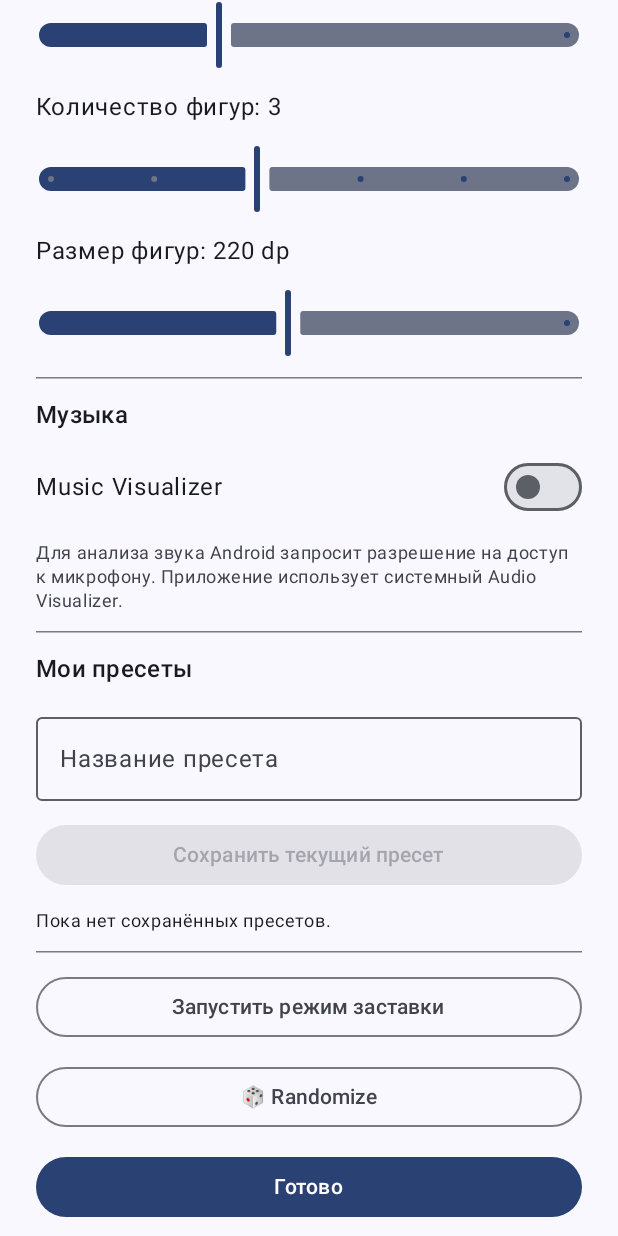
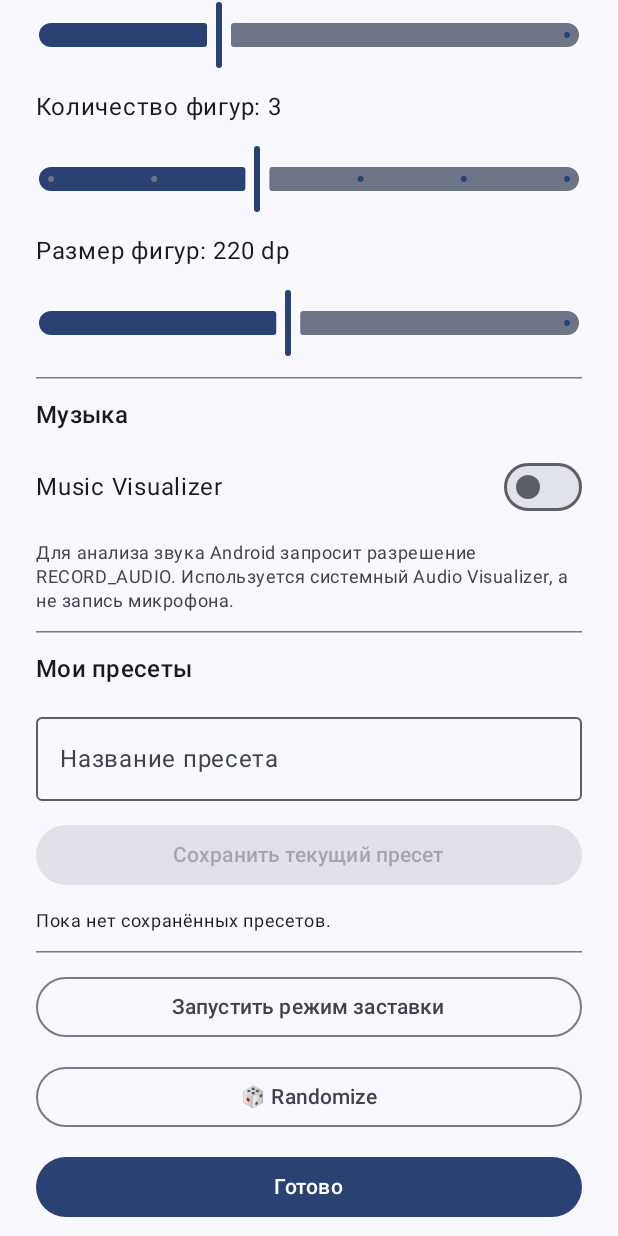
Before and after one commit to hereip/MaterialDeco, an Android app built with Jetpack Compose: the composable SettingsScreen shown on its own in the app's theme, scrolled down 1730 dp, on a phone screen of 412 x 824 dp. Run offline under Robolectric (Android 15) with nearby library versions, the phone set to English and light mode, and no system bars; 1 statement that could not run was skipped.

Commit message:
fix: improve randomize options and visualizer permission note

```diff
--- a/app/src/main/java/com/example/materialdeco/SettingsScreen.kt
+++ b/app/src/main/java/com/example/materialdeco/SettingsScreen.kt
@@ -40,39 +40,29 @@ fun SettingsScreen(
 
         Text("Стиль оформления", style = MaterialTheme.typography.titleMedium)
         DecoStyle.values().forEach { option ->
-            SelectableOption(option.title, settings.style == option) {
-                onSettingsChange(settings.copy(style = option))
-            }
+            SelectableOption(option.title, settings.style == option) { onSettingsChange(settings.copy(style = option)) }
         }
 
         Text("Фигуры", style = MaterialTheme.typography.titleMedium)
         DecoShape.values().forEach { option ->
-            SelectableOption(option.title, settings.shape == option) {
-                onSettingsChange(settings.copy(shape = option))
-            }
+            SelectableOption(option.title, settings.shape == option) { onSettingsChange(settings.copy(shape = option)) }
         }
 
         Text("Цветовая палитра", style = MaterialTheme.typography.titleMedium)
         DecoPalette.values().forEach { option ->
-            SelectableOption(option.title, settings.palette == option) {
-                onSettingsChange(settings.copy(palette = option))
-            }
+            SelectableOption(option.title, settings.palette == option) { onSettingsChange(settings.copy(palette = option)) }
         }
 
         Text("Шрифт часов", style = MaterialTheme.typography.titleMedium)
         ClockFont.values().forEach { option ->
-            SelectableOption(option.title, settings.clockFont == option) {
-                onSettingsChange(settings.copy(clockFont = option))
-            }
+            SelectableOption(option.title, settings.clockFont == option) { onSettingsChange(settings.copy(clockFont = option)) }
         }
 
         HorizontalDivider()
         Text("Анимации", style = MaterialTheme.typography.titleMedium)
-        SettingSwitch(
-            title = "Включить анимации",
-            checked = settings.animationEnabled,
-            onCheckedChange = { onSettingsChange(settings.copy(animationEnabled = it)) }
-        )
+        SettingSwitch("Включить анимации", settings.animationEnabled) {
+            onSettingsChange(settings.copy(animationEnabled = it))
+        }
         Text("Скорость: ${String.format("%.2f", settings.animationSpeed)}×")
         Slider(
             value = settings.animationSpeed,
@@ -95,10 +85,7 @@ fun SettingsScreen(
 
         HorizontalDivider()
         Text("Музыка", style = MaterialTheme.typography.titleMedium)
-        SettingSwitch(
-            title = "Music Visualizer",
-            checked = settings.visualizerEnabled,
-            onCheckedChange = { enabled ->
+        SettingSwitch("Music Visualizer", settings.visualizerEnabled) { enabled ->
             if (!enabled) {
                 onSettingsChange(settings.copy(visualizerEnabled = false))
             } else if (ContextCompat.checkSelfPermission(context, Manifest.permission.RECORD_AUDIO) == PackageManager.PERMISSION_GRANTED) {
@@ -107,9 +94,8 @@ fun SettingsScreen(
                 audioPermission.launch(Manifest.permission.RECORD_AUDIO)
             }
         }
-        )
         Text(
-            "Для анализа звука Android запросит разрешение на доступ к микрофону. Приложение использует системный Audio Visualizer.",
+            "Для анализа звука Android запросит разрешение RECORD_AUDIO. Используется системный Audio Visualizer, а не запись микрофона.",
             style = MaterialTheme.typography.bodySmall,
             color = MaterialTheme.colorScheme.onSurfaceVariant
         )
@@ -133,9 +119,7 @@ fun SettingsScreen(
             modifier = Modifier.fillMaxWidth()
         ) { Text("Сохранить текущий пресет") }
 
-        if (presets.isEmpty()) {
-            Text("Пока нет сохранённых пресетов.", style = MaterialTheme.typography.bodySmall)
-        }
+        if (presets.isEmpty()) Text("Пока нет сохранённых пресетов.", style = MaterialTheme.typography.bodySmall)
         presets.forEach { preset ->
             Card(modifier = Modifier.fillMaxWidth()) {
                 Row(
@@ -158,25 +142,21 @@ fun SettingsScreen(
         }
         OutlinedButton(
             onClick = {
-                val randomSettings = settings.copy(
+                onSettingsChange(settings.copy(
                     style = DecoStyle.values().random(),
-                    shape = DecoShape.values().filterNot { it == DecoShape.RANDOM }.random(),
+                    shape = DecoShape.values().random(),
                     palette = DecoPalette.values().random(),
                     shapeSize = Random.nextInt(130, 341).toFloat(),
                     clockFont = ClockFont.values().random(),
                     animationEnabled = Random.nextBoolean(),
                     animationSpeed = Random.nextInt(25, 251) / 100f,
                     shapeCount = Random.nextInt(1, 7)
-                )
-                onSettingsChange(randomSettings)
+                ))
             },
             modifier = Modifier.fillMaxWidth()
-        ) {
-            Text("🎲 Randomize")
-        }
-        Button(onClick = onClose, modifier = Modifier.fillMaxWidth()) {
-            Text("Готово")
-        }
+        ) { Text("🎲 Randomize") }
+
+        Button(onClick = onClose, modifier = Modifier.fillMaxWidth()) { Text("Готово") }
         Spacer(Modifier.height(16.dp))
     }
 }
```
Lines whose indentation alone changed are shown as unchanged.
